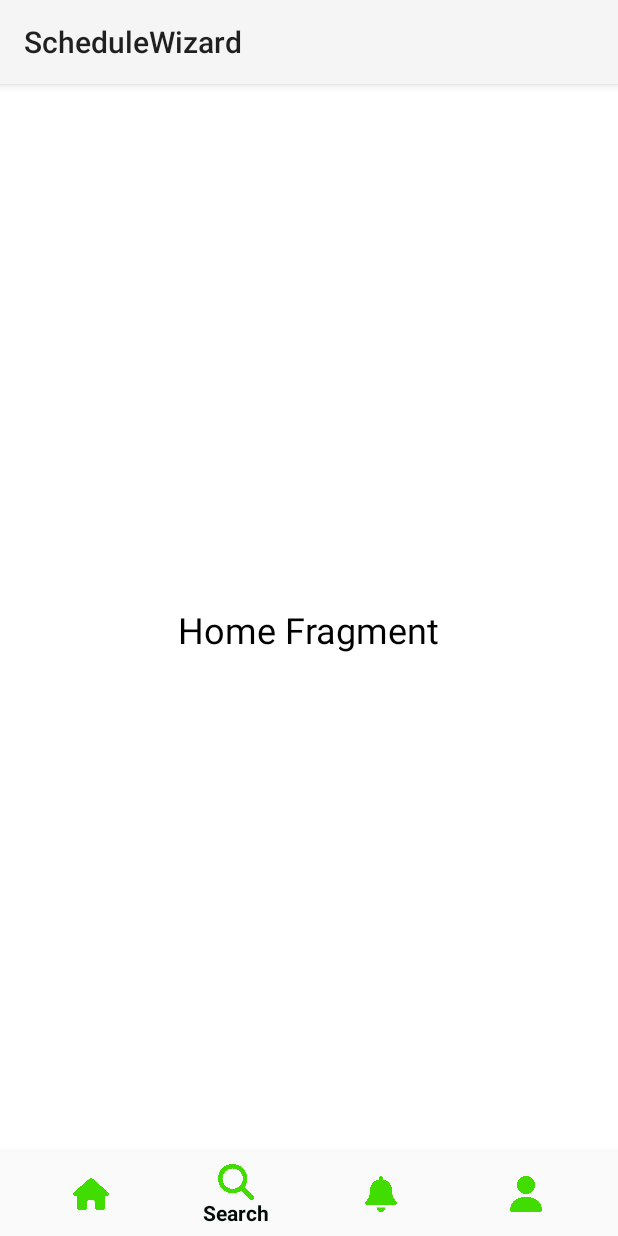
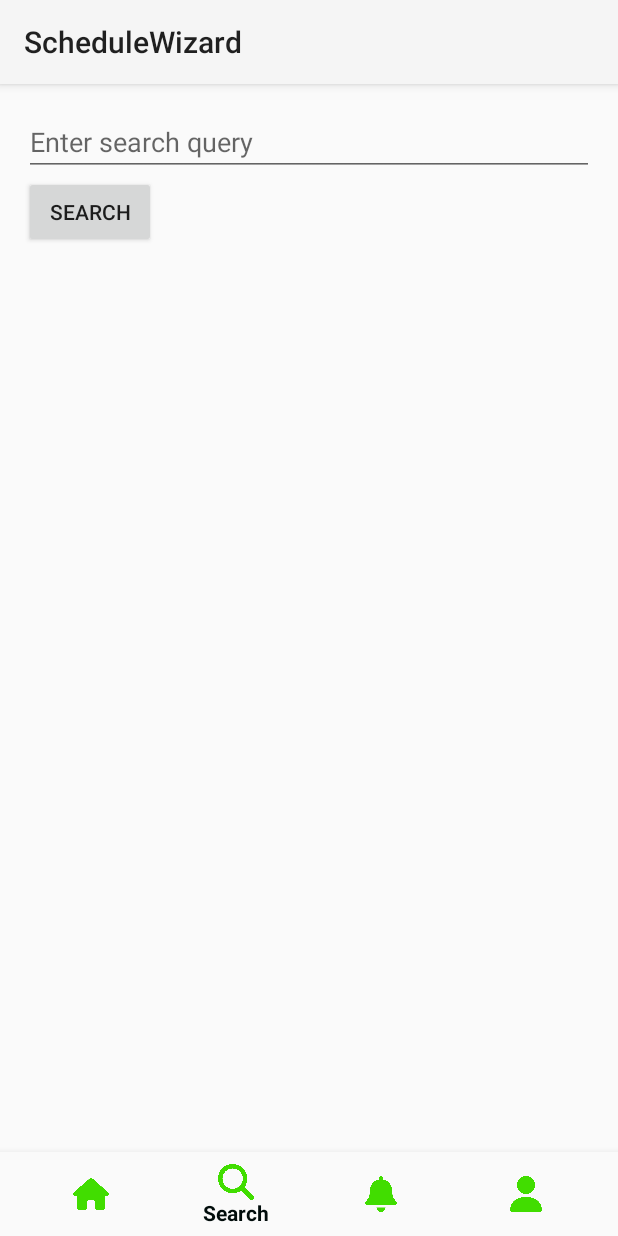
Before and after one commit to NimakamaliLassem/ScheduleWizard, an Android app built with Jetpack Compose: the screen it shows after launch (MainActivity), item 2 of the bottom bar chosen, on a phone screen of 412 x 824 dp. Run offline under Robolectric (Android 15) with nearby library versions, the phone set to English and light mode, and no system bars.

Commit message:
hoooot fix for navigation

```diff
--- a/app/src/main/java/com/schedulewizard/MainActivity.kt
+++ b/app/src/main/java/com/schedulewizard/MainActivity.kt
@@ -119,13 +119,13 @@
         super.onCreate(savedInstanceState)
         setContentView(R.layout.activity_main)
 
+        // Set the initial fragment
+        replaceFragment(HomeFragment())
+
+
         navigation = findViewById(R.id.navigation)
         navigation.setOnNavigationItemSelectedListener(onNavigationItemSelectedListener)
 
-        // Set the initial fragment
-        replaceFragment(HomeFragment())
-
-        setContentView(R.layout.activity_main)
 
         // Initialize database helpers
         userDbHelper = UserDatabaseHelper(this)
```
